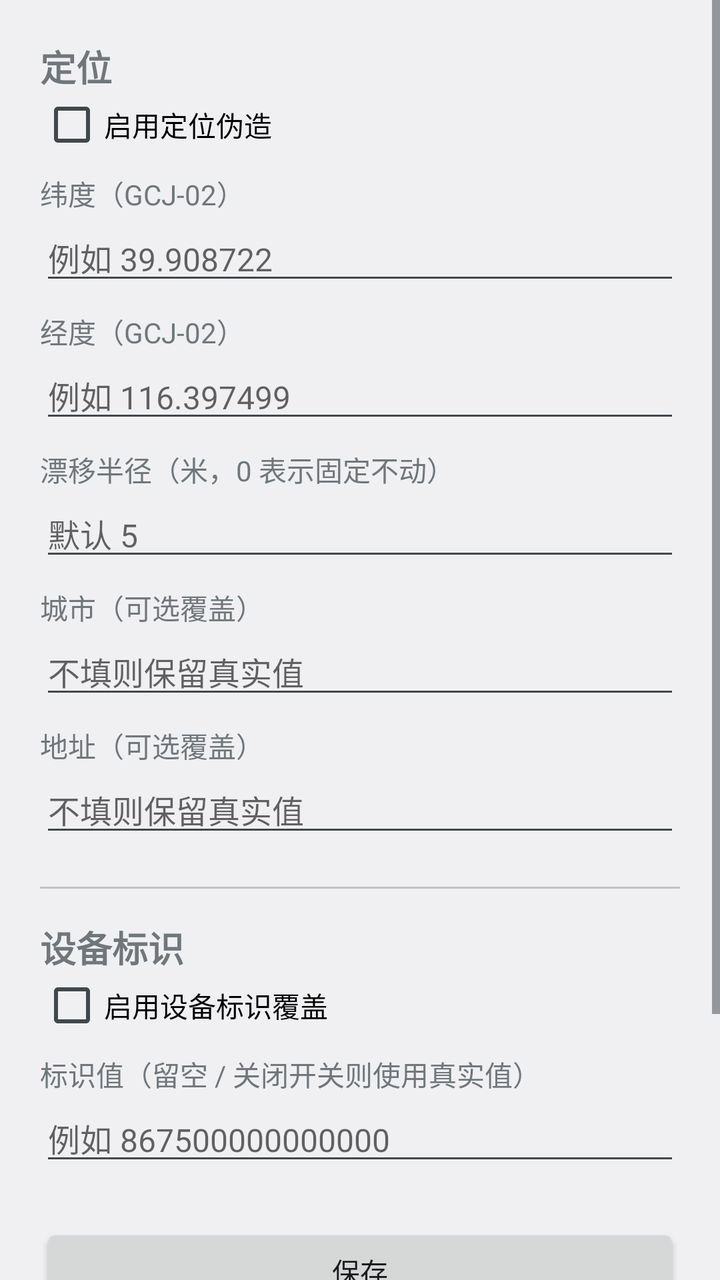
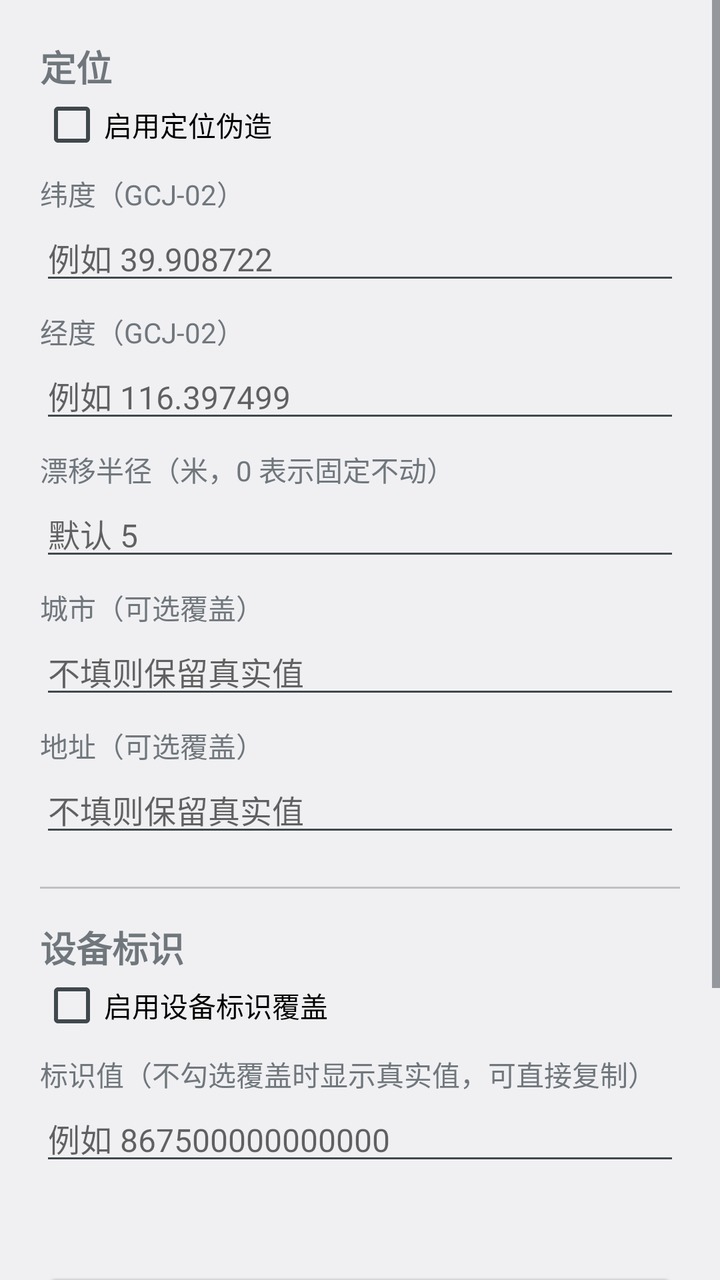

Two renders of the same Android screen: before a commit and after it. Below are the layout's source before the change and the commit's diff.
<!-- AndroidManifest.xml: application theme android:Theme.DeviceDefault.Light.DarkActionBar -->
<!-- res/layout/activity_main.xml -->
<?xml version="1.0" encoding="utf-8"?>
<ScrollView xmlns:android="http://schemas.android.com/apk/res/android"
    android:layout_width="match_parent"
    android:layout_height="match_parent"
    android:fillViewport="true">

    <LinearLayout
        android:layout_width="match_parent"
        android:layout_height="wrap_content"
        android:orientation="vertical"
        android:padding="20dp">

        <TextView
            android:layout_width="match_parent"
            android:layout_height="wrap_content"
            android:text="@string/section_location"
            android:textSize="18sp"
            android:textStyle="bold" />

        <CheckBox
            android:id="@+id/cb_location"
            android:layout_width="match_parent"
            android:layout_height="wrap_content"
            android:text="@string/enable_location" />

        <TextView
            android:layout_width="match_parent"
            android:layout_height="wrap_content"
            android:layout_marginTop="8dp"
            android:text="@string/lat"
            android:textSize="14sp" />

        <EditText
            android:id="@+id/et_lat"
            android:layout_width="match_parent"
            android:layout_height="wrap_content"
            android:hint="@string/hint_lat"
            android:inputType="numberDecimal|numberSigned"
            android:textSize="16sp" />

        <TextView
            android:layout_width="match_parent"
            android:layout_height="wrap_content"
            android:layout_marginTop="8dp"
            android:text="@string/lng"
            android:textSize="14sp" />

        <EditText
            android:id="@+id/et_lng"
            android:layout_width="match_parent"
            android:layout_height="wrap_content"
            android:hint="@string/hint_lng"
            android:inputType="numberDecimal|numberSigned"
            android:textSize="16sp" />

        <TextView
            android:layout_width="match_parent"
            android:layout_height="wrap_content"
            android:layout_marginTop="8dp"
            android:text="@string/radius"
            android:textSize="14sp" />

        <EditText
            android:id="@+id/et_radius"
            android:layout_width="match_parent"
            android:layout_height="wrap_content"
            android:hint="@string/hint_radius"
            android:inputType="numberDecimal"
            android:textSize="16sp" />

        <TextView
            android:layout_width="match_parent"
            android:layout_height="wrap_content"
            android:layout_marginTop="8dp"
            android:text="@string/city"
            android:textSize="14sp" />

        <EditText
            android:id="@+id/et_city"
            android:layout_width="match_parent"
            android:layout_height="wrap_content"
            android:hint="@string/hint_optional"
            android:inputType="text"
            android:textSize="16sp" />

        <TextView
            android:layout_width="match_parent"
            android:layout_height="wrap_content"
            android:layout_marginTop="8dp"
            android:text="@string/address"
            android:textSize="14sp" />

        <EditText
            android:id="@+id/et_address"
            android:layout_width="match_parent"
            android:layout_height="wrap_content"
            android:hint="@string/hint_optional"
            android:inputType="text"
            android:textSize="16sp" />

        <View
            android:layout_width="match_parent"
            android:layout_height="1dp"
            android:layout_marginTop="20dp"
            android:layout_marginBottom="16dp"
            android:background="#33000000" />

        <TextView
            android:layout_width="match_parent"
            android:layout_height="wrap_content"
            android:text="@string/section_device"
            android:textSize="18sp"
            android:textStyle="bold" />

        <CheckBox
            android:id="@+id/cb_device"
            android:layout_width="match_parent"
            android:layout_height="wrap_content"
            android:text="@string/enable_device" />

        <TextView
            android:layout_width="match_parent"
            android:layout_height="wrap_content"
            android:layout_marginTop="8dp"
            android:text="@string/device_id"
            android:textSize="14sp" />

        <EditText
            android:id="@+id/et_device"
            android:layout_width="match_parent"
            android:layout_height="wrap_content"
            android:hint="@string/hint_device"
            android:inputType="text"
            android:textSize="16sp" />

        <Button
            android:id="@+id/btn_save"
            android:layout_width="match_parent"
            android:layout_height="wrap_content"
            android:layout_marginTop="24dp"
            android:text="@string/save" />

        <TextView
            android:id="@+id/tv_tip"
            android:layout_width="match_parent"
            android:layout_height="wrap_content"
            android:layout_marginTop="16dp"
            android:text="@string/tip"
            android:textSize="13sp" />

    </LinearLayout>

</ScrollView>
<!-- resources referenced by this layout -->
<resources>
  <string name="address">地址（可选覆盖）</string>
  <string name="city">城市（可选覆盖）</string>
  <string name="device_id">标识值（留空 / 关闭开关则使用真实值）</string>
  <string name="enable_device">启用设备标识覆盖</string>
  <string name="enable_location">启用定位伪造</string>
  <string name="hint_device">例如 867500000000000</string>
  <string name="hint_lat">例如 39.908722</string>
  <string name="hint_lng">例如 116.397499</string>
  <string name="hint_optional">不填则保留真实值</string>
  <string name="hint_radius">默认 5</string>
  <string name="lat">纬度（GCJ-02）</string>
  <string name="lng">经度（GCJ-02）</string>
  <string name="radius">漂移半径（米，0 表示固定不动）</string>
  <string name="save">保存</string>
  <string name="section_device">设备标识</string>
  <string name="section_location">定位</string>
  <string name="tip">保存后约 2 秒内生效，无需重启「神州e家」。\n坐标使用百度 / 高德的 GCJ-02 火星坐标系，直接填地图上取到的点即可。\n设备标识默认透传真实值；覆盖会同时作用于 IMEI、IMSI、SIM 序列号、android_id、Build.getSerial（填 MAC 格式时也会替换 Wi-Fi MAC）。</string>
</resources>

<!-- the commit's change to res/layout/activity_main.xml (unified diff, before → after) -->
@@ -133,6 +133,13 @@
             android:inputType="text"
             android:textSize="16sp" />
 
+        <TextView
+            android:id="@+id/tv_device_source"
+            android:layout_width="match_parent"
+            android:layout_height="wrap_content"
+            android:layout_marginTop="4dp"
+            android:textSize="13sp" />
+
         <Button
             android:id="@+id/btn_save"
             android:layout_width="match_parent"
<!-- resource entries referenced after the edit -->
@@ -2,7 +2,7 @@
 <resources>
   <string name="address">地址（可选覆盖）</string>
   <string name="city">城市（可选覆盖）</string>
-  <string name="device_id">标识值（留空 / 关闭开关则使用真实值）</string>
+  <string name="device_id">标识值（不勾选覆盖时显示真实值，可直接复制）</string>
   <string name="enable_device">启用设备标识覆盖</string>
   <string name="enable_location">启用定位伪造</string>
   <string name="hint_device">例如 867500000000000</string>
